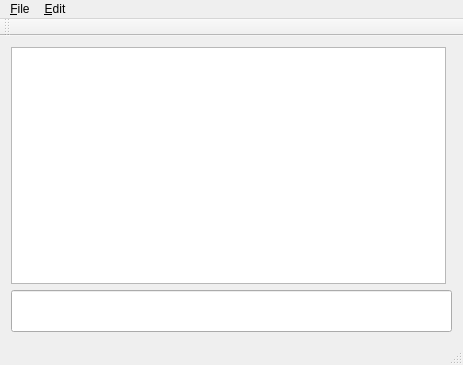
Old version of the form mainwindow.ui in the repository omppukoira/DLaraoke.
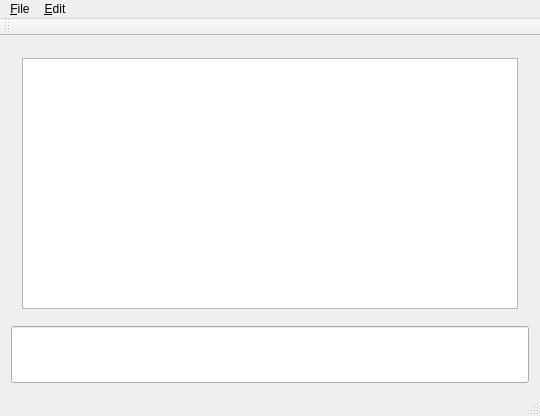
New version of the form. The open tabs and pages were chosen to show the change. Custom widgets are drawn as their Qt base class.

Diff of the .ui file:
```diff
--- a/mainwindow.ui
+++ b/mainwindow.ui
@@ -6,16 +6,23 @@
    <rect>
     <x>0</x>
     <y>0</y>
-    <width>463</width>
-    <height>365</height>
+    <width>540</width>
+    <height>416</height>
    </rect>
   </property>
   <property name="windowTitle">
    <string>MainWindow</string>
   </property>
   <widget class="QWidget" name="centralWidget">
-   <layout class="QGridLayout" name="gridLayout">
-    <item row="0" column="0">
+   <layout class="QVBoxLayout" name="verticalLayout_2">
+    <item>
+     <widget class="QStackedWidget" name="stwMain">
+      <property name="currentIndex">
+       <number>0</number>
+      </property>
+      <widget class="QWidget" name="list">
+       <layout class="QVBoxLayout" name="verticalLayout">
+        <item>
      <widget class="MediaFileView" name="tvMediaFiles">
       <property name="font">
        <font>
@@ -27,14 +34,22 @@
       </property>
      </widget>
     </item>
-    <item row="0" column="1">
-     <layout class="QVBoxLayout" name="verticalLayout"/>
-    </item>
-    <item row="1" column="0" colspan="2">
+       </layout>
+      </widget>
+      <widget class="QWidget" name="Treeview">
+       <layout class="QGridLayout" name="gridLayout_2">
+        <item row="0" column="0">
+         <widget class="QTreeView" name="treeMediaFiles"/>
+        </item>
+       </layout>
+      </widget>
+     </widget>
+    </item>
+    <item>
      <widget class="QLineEdit" name="leSearchText">
       <property name="font">
        <font>
-        <pointsize>22</pointsize>
+        <pointsize>32</pointsize>
        </font>
       </property>
      </widget>
@@ -46,7 +61,7 @@
     <rect>
      <x>0</x>
      <y>0</y>
-     <width>463</width>
+     <width>540</width>
      <height>25</height>
     </rect>
    </property>
```
Lines whose indentation alone changed are shown as unchanged.
